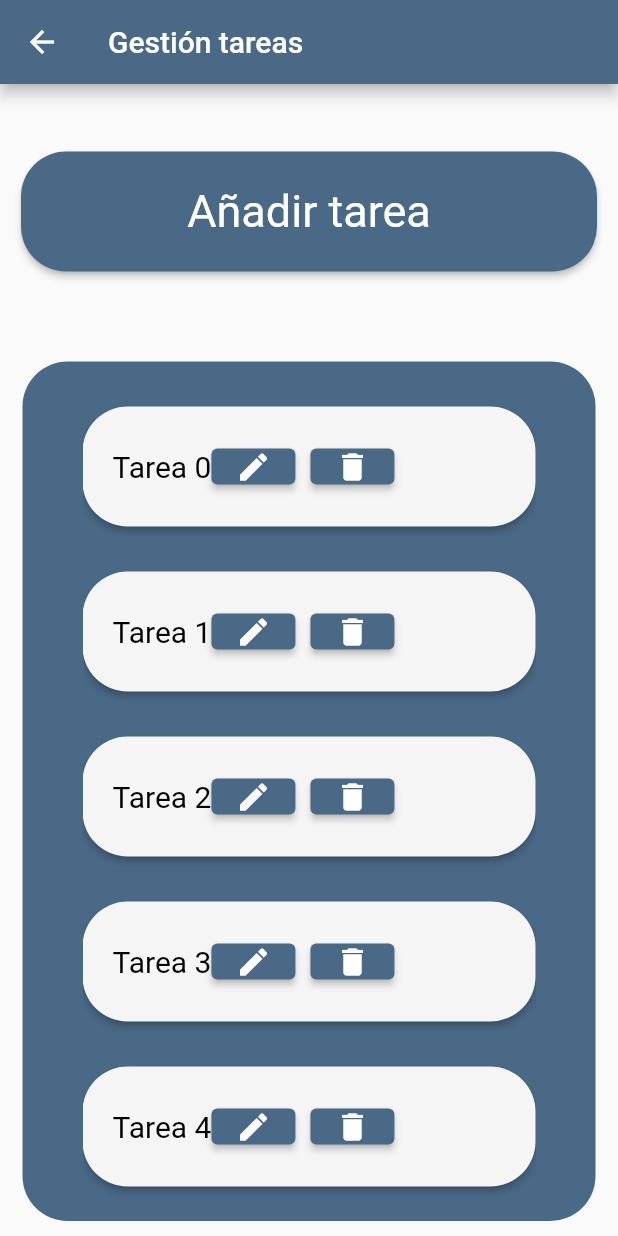
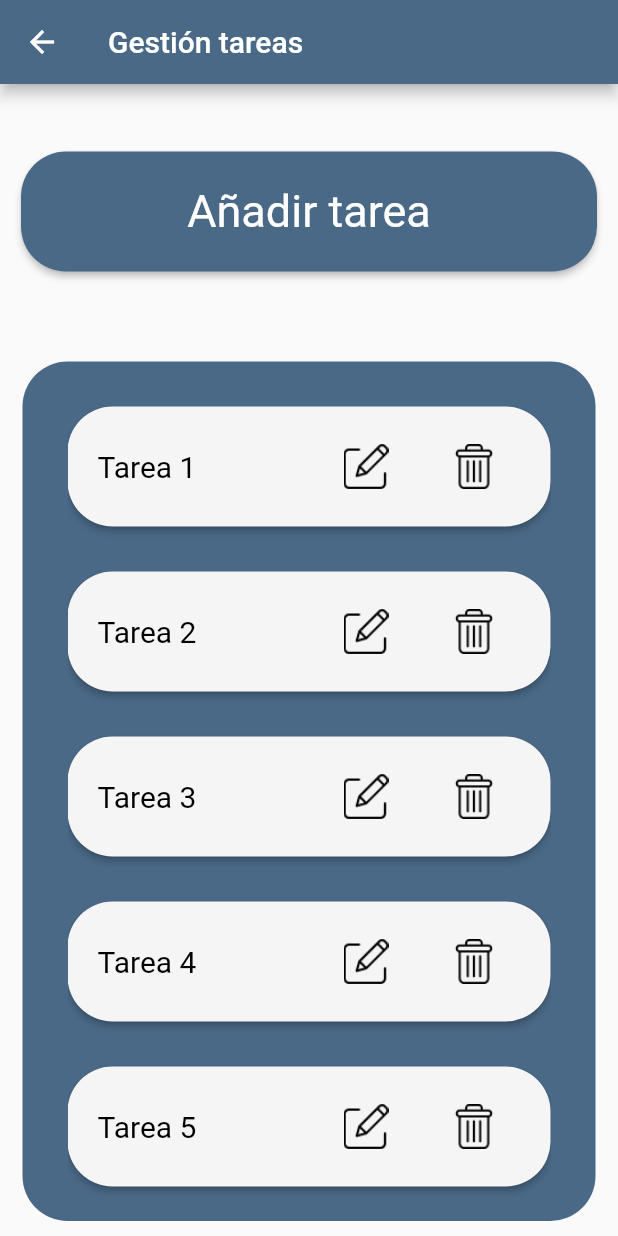
Before and after one commit to DGPAS/DGP_AS, a Flutter app: the GestionTareas screen opened directly, on a phone screen of 412 x 824 dp. Run offline on Flutter 3.47's test engine with Material 2 defaults, Android fonts, the phone set to English and light mode, and no system bars.

Commit message:
GestionTareas funcional

```diff
--- a/Dability/lib/gestion_tareas.dart
+++ b/Dability/lib/gestion_tareas.dart
@@ -5,18 +5,24 @@ class GestionTareas extends StatefulWidget {
 }
 
 class _GestionTareasState extends State<GestionTareas> {
-  /*
-  final ButtonStyle style = ElevatedButton.styleFrom(
-    minimumSize: Size(MediaQuery.of(context).size.width - 20, 150), // 180, 150
-    textStyle: const TextStyle(fontSize: 20),
-    shape: RoundedRectangleBorder(
-      borderRadius: BorderRadius.circular(30), // Redondear los bordes del botón
-    ),
-    primary: Colors.teal,
-  );
-  */
 
-  final List<Color> containerColors = [Colors.red, Colors.green, Colors.blue]; // Colores de los contenedores
+  List<String> tasks = [];  // lista de tareas
+  double maxAnchoMaximo = 500;
+  // final List<Color> containerColors = [Colors.red, Colors.green, Colors.blue]; // Colores de los contenedores
+
+
+  @override
+  void initState() {
+    super.initState();
+    tasks.add("Tarea 1");
+    tasks.add("Tarea 2");
+    tasks.add("Tarea 3");
+    tasks.add("Tarea 4");
+    tasks.add("Tarea 5");
+    tasks.add("Tarea 6");
+    tasks.add("Tarea 7");
+  }
+
 
   Widget build(BuildContext context) {
     return Scaffold(
@@ -66,13 +72,13 @@ class _GestionTareasState extends State<GestionTareas> {
                       borderRadius: BorderRadius.circular(30),
                     ),
                     height: 400,
-                    width: MediaQuery.of(context).size.width - 30,
-                    padding: EdgeInsets.symmetric(horizontal: 40), // Margen horizontal
+                    width: (MediaQuery.of(context).size.width - 30).clamp(0.0, maxAnchoMaximo.toDouble()),
+                    padding: EdgeInsets.symmetric(horizontal: 30), // Margen horizontal
                       child: ListView(
                           children: [
                             SizedBox(height: 30,),
                             ...List.generate(
-                              7,
+                              tasks.length,
                               (index) {
                                 return Column(
                                   children: [
@@ -93,9 +99,10 @@ class _GestionTareasState extends State<GestionTareas> {
                                       },
                                       child:
                                         Row(
+                                          mainAxisAlignment: MainAxisAlignment.spaceBetween,
                                           children: [
                                             Text(
-                                              'Tarea ' + index.toString(),
+                                              tasks[index],
                                               //textAlign: TextAlign.center,
                                               style: TextStyle(
                                                 color: Colors.black, // Cambia el color del texto a rojo
@@ -112,28 +119,63 @@ class _GestionTareasState extends State<GestionTareas> {
 
                                                     ElevatedButton(
                                                       onPressed: () {
-                                                        // Acción del botón
+                                                        // Irá a la pantalla de añadir tarea
+                                                        // Navigator.push(
+                                                        //   context,
+                                                        //   MaterialPageRoute(builder: (context) => EditTask()),
+                                                        // );
                                                       },
                                                       style: ElevatedButton.styleFrom(
                                                         minimumSize: Size(10, 20),
-                                                        primary: Color(0xFF4A6987)
+                                                        primary: Color(0xFFF5F5F5),
+                                                        elevation: 0,
                                                       ),
-                                                      child: Icon(
-                                                          Icons.edit,
+                                                      child: Image.asset(
+                                                        'images/EditIcon.png',
+                                                        width: 30,
+                                                        height: 35,
                                                       ),
                                                     ),
 
                                                     SizedBox(width: 10,), // cambiar?
                                                     ElevatedButton(
                                                       onPressed: () {
-                                                        // Acción del botón
+                                                        showDialog(
+                                                          context: context,
+                                                          builder: (BuildContext context) {
+                                                            return AlertDialog(
+                                                              title: Text('Confirmar eliminación'),
+                                                              content: Text('¿Estás seguro de que deseas eliminar esta tarea?'),
+                                                              actions: [
+                                                                TextButton(
+                                                                  onPressed: () {
+                                                                    Navigator.of(context).pop(); // Cierra el diálogo
+                                                                  },
+                                                                  child: Text('Cancelar'),
+                                                                ),
+                                                                TextButton(
+                                                                  onPressed: () {
+                                                                    setState(() {
+                                                                      tasks.remove(tasks[index]);
+                                                                    });
+                                                                    Navigator.of(context).pop(); // Cierra el diálogo
+                                                                  },
+                                                                  child: Text('Eliminar'),
+                                                                ),
+                                                              ],
+                                                            );
+                                                          },
+                                                        );
                                                       },
                                                       style: ElevatedButton.styleFrom(
                                                           minimumSize: Size(10, 20),
-                                                          primary: Color(0xFF4A6987)
+                                                          primary: Color(0xFFF5F5F5),
+                                                          elevation: 0,
                                                       ),
-                                                      child: Icon(
-                                                        Icons.delete,
+                                                      child: Image.asset(
+                                                        'images/DeleteIcon.png',
+                                                        width: 30,
+                                                        height: 35,
                                                       ),
                                                     ),
 
@@ -144,8 +186,6 @@ class _GestionTareasState extends State<GestionTareas> {
                                             /////
                                           ]
                                         ),
-
-
 
                                     ),
 
```
Also changed, not shown: Dability/pubspec.yaml (+14 -1 lines), Dability/images/DabilityLogo.png (added), Dability/images/DeleteIcon.png (added), Dability/images/EditIcon.png (added), Dability/images/agendaLogo.png (added), Dability/images/checkIcon.png (added), Dability/images/currentPageIcon.png (added), Dability/images/domesticTask.png (added), Dability/images/formerPageArrow.png (added), Dability/images/logo.jpeg (added), Dability/images/microwaveTask.png (added), Dability/images/nextPageArrow.png (added), Dability/images/planTask.png (added), Dability/images/userIcon.png (added).
